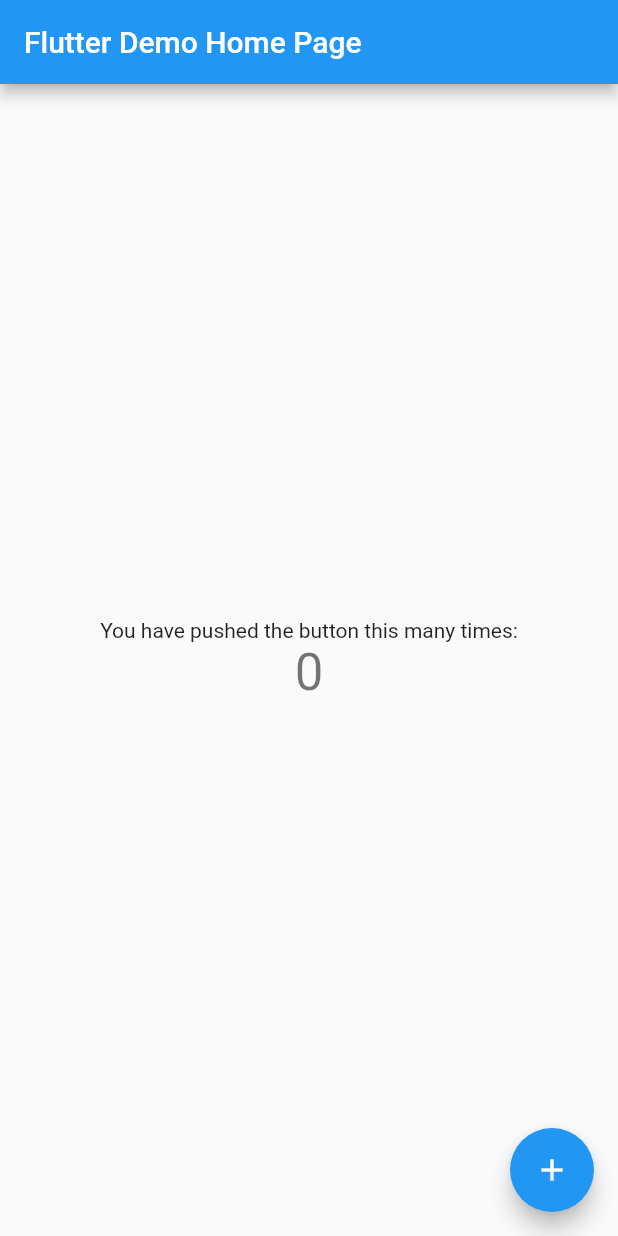
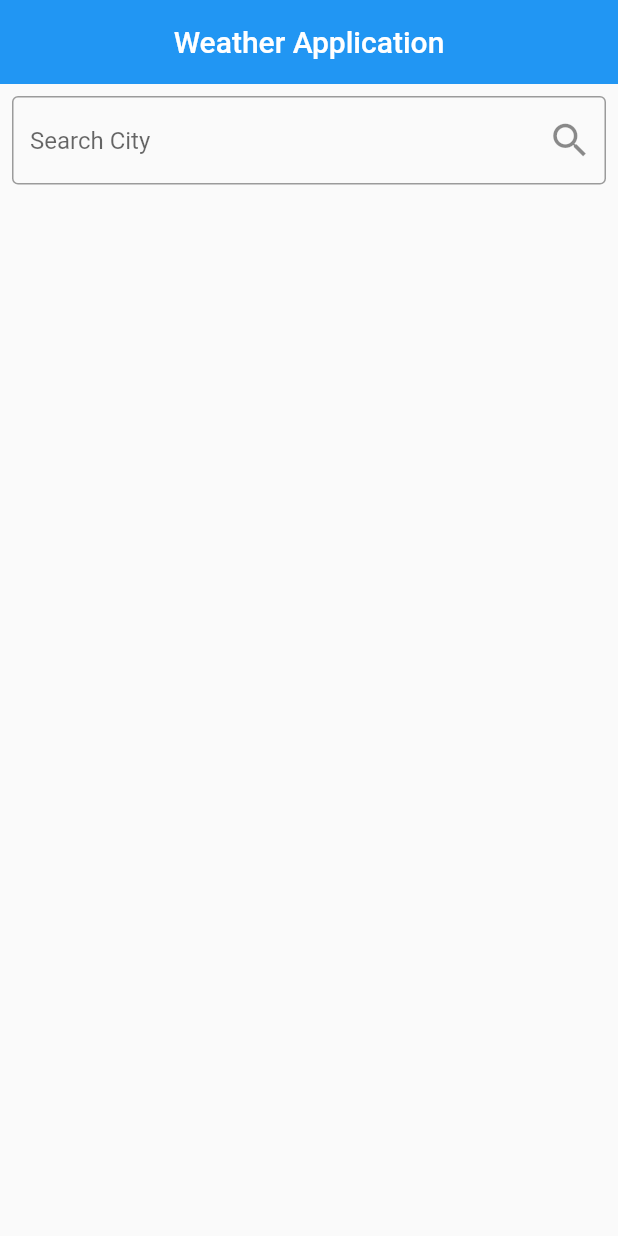
Before and after one commit to pyae-phyoe-naing/weather_app, a Flutter app: the screen it shows after launch, on a phone screen of 412 x 824 dp. Run offline on Flutter 3.47's test engine with Material 2 defaults, Android fonts, the phone set to English and light mode, and no system bars; our stand-ins replace bloc, dio, flutter_bloc, retrofit; generated files the repository leaves out were written again.

Commit message:
city search ui

```diff
--- a/lib/main.dart
+++ b/lib/main.dart
@@ -1,4 +1,5 @@
 import 'package:flutter/material.dart';
+import 'package:weather_app/screen/search_city/search_city_screen.dart';
 
 void main() {
   runApp(const MyApp());
@@ -7,109 +8,8 @@ void main() {
 class MyApp extends StatelessWidget {
   const MyApp({Key? key}) : super(key: key);
 
-  // This widget is the root of your application.
   @override
   Widget build(BuildContext context) {
-    return MaterialApp(
-      title: 'Flutter Demo',
-      theme: ThemeData(
-        // This is the theme of your application.
-        //
-        // Try running your application with "flutter run". You'll see the
-        // application has a blue toolbar. Then, without quitting the app, try
-        // changing the primarySwatch below to Colors.green and then invoke
-        // "hot reload" (press "r" in the console where you ran "flutter run",
-        // or simply save your changes to "hot reload" in a Flutter IDE).
-        // Notice that the counter didn't reset back to zero; the application
-        // is not restarted.
-        primarySwatch: Colors.blue,
-      ),
-      home: const MyHomePage(title: 'Flutter Demo Home Page'),
-    );
+    return const MaterialApp(home: SearchCityScreen(),debugShowCheckedModeBanner: false,);
   }
 }
-
-class MyHomePage extends StatefulWidget {
-  const MyHomePage({Key? key, required this.title}) : super(key: key);
-
-  // This widget is the home page of your application. It is stateful, meaning
-  // that it has a State object (defined below) that contains fields that affect
-  // how it looks.
-
-  // This class is the configuration for the state. It holds the values (in this
-  // case the title) provided by the parent (in this case the App widget) and
-  // used by the build method of the State. Fields in a Widget subclass are
-  // always marked "final".
-
-  final String title;
-
-  @override
-  State<MyHomePage> createState() => _MyHomePageState();
-}
-
-class _MyHomePageState extends State<MyHomePage> {
-  int _counter = 0;
-
-  void _incrementCounter() {
-    setState(() {
-      // This call to setState tells the Flutter framework that something has
-      // changed in this State, which causes it to rerun the build method below
-      // so that the display can reflect the updated values. If we changed
-      // _counter without calling setState(), then the build method would not be
-      // called again, and so nothing would appear to happen.
-      _counter++;
-    });
-  }
-
-  @override
-  Widget build(BuildContext context) {
-    // This method is rerun every time setState is called, for instance as done
-    // by the _incrementCounter method above.
-    //
-    // The Flutter framework has been optimized to make rerunning build methods
-    // fast, so that you can just rebuild anything that needs updating rather
-    // than having to individually change instances of widgets.
-    return Scaffold(
-      appBar: AppBar(
-        // Here we take the value from the MyHomePage object that was created by
-        // the App.build method, and use it to set our appbar title.
-        title: Text(widget.title),
-      ),
-      body: Center(
-        // Center is a layout widget. It takes a single child and positions it
-        // in the middle of the parent.
-        child: Column(
-          // Column is also a layout widget. It takes a list of children and
-          // arranges them vertically. By default, it sizes itself to fit its
-          // children horizontally, and tries to be as tall as its parent.
-          //
-          // Invoke "debug painting" (press "p" in the console, choose the
-          // "Toggle Debug Paint" action from the Flutter Inspector in Android
-          // Studio, or the "Toggle Debug Paint" command in Visual Studio Code)
-          // to see the wireframe for each widget.
-          //
-          // Column has various properties to control how it sizes itself and
-          // how it positions its children. Here we use mainAxisAlignment to
-          // center the children vertically; the main axis here is the vertical
-          // axis because Columns are vertical (the cross axis would be
-          // horizontal).
-          mainAxisAlignment: MainAxisAlignment.center,
-          children: <Widget>[
-            const Text(
-              'You have pushed the button this many times:',
-            ),
-            Text(
-              '$_counter',
-              style: Theme.of(context).textTheme.headline4,
-            ),
-          ],
-        ),
-      ),
-      floatingActionButton: FloatingActionButton(
-        onPressed: _incrementCounter,
-        tooltip: 'Increment',
-        child: const Icon(Icons.add),
-      ), // This trailing comma makes auto-formatting nicer for build methods.
-    );
-  }
-}
--- /dev/null
+++ b/lib/screen/search_city/search_city_screen.dart
@@ -0,0 +1,56 @@
+import 'package:flutter/material.dart';
+import 'package:flutter_bloc/flutter_bloc.dart';
+import 'package:weather_app/bloc/search_city_bloc/search_city_bloc.dart';
+import 'package:weather_app/data/model/search_city_model.dart';
+import 'package:weather_app/screen/search_city/widget/city_list_widget.dart';
+import 'package:weather_app/screen/search_city/widget/search_textfield_widget.dart';
+
+class SearchCityScreen extends StatefulWidget {
+  const SearchCityScreen({Key? key}) : super(key: key);
+
+  @override
+  _SearchCityScreenState createState() => _SearchCityScreenState();
+}
+
+class _SearchCityScreenState extends State<SearchCityScreen> {
+  final TextEditingController _searchController = TextEditingController();
+  final SearchCityBloc _searchCityBloc = SearchCityBloc();
+  @override
+  Widget build(BuildContext context) {
+    return BlocProvider(
+      create: (context) => _searchCityBloc,
+      child: Scaffold(
+        appBar: AppBar(
+          title: const Text('Weather Application'),
+          centerTitle: true,
+          elevation: 0,
+        ),
+        body: Column(
+          children: [
+            SearchTextFieldWidget(searchController: _searchController, searchCityBloc: _searchCityBloc),
+            BlocBuilder<SearchCityBloc, SearchCityState>(
+              builder: (context, state) {
+                if (state is SearchCityLoading) {
+                  return const Center(
+                    child: CircularProgressIndicator(),
+                  );
+                } else if (state is SearchCityFail) {
+                  return Text(state.errMsg);
+                } else if (state is SearchCitySuccess) {
+                  List<SearchCityModel> cities = state.cities;
+                  if (cities.isEmpty) {
+                    return const Center(
+                      child: Text('Not Found'),
+                    );
+                  }
+                  return CityListWidget(cities: cities);
+                }
+                return const SizedBox();
+              },
+            )
+          ],
+        ),
+      ),
+    );
+  }
+}
--- /dev/null
+++ b/lib/screen/search_city/widget/city_list_widget.dart
@@ -0,0 +1,29 @@
+import 'package:flutter/material.dart';
+import 'package:weather_app/data/model/search_city_model.dart';
+
+class CityListWidget extends StatelessWidget {
+  const CityListWidget({
+    Key? key,
+    required this.cities,
+  }) : super(key: key);
+
+  final List<SearchCityModel> cities;
+
+  @override
+  Widget build(BuildContext context) {
+    return Expanded(
+      child: Padding(
+        padding: const EdgeInsets.symmetric(horizontal: 5),
+        child: ListView.builder(
+            itemCount: cities.length,
+            itemBuilder: (context, index) {
+              SearchCityModel city = cities[index];
+              return ListTile(
+                title: Text(city.name ?? ''),
+                subtitle: Text(city.country ?? ''),
+              );
+            }),
+      ),
+    );
+  }
+}
--- /dev/null
+++ b/lib/screen/search_city/widget/search_textfield_widget.dart
@@ -0,0 +1,41 @@
+import 'package:flutter/material.dart';
+import 'package:weather_app/bloc/search_city_bloc/search_city_bloc.dart';
+
+class SearchTextFieldWidget extends StatelessWidget {
+  const SearchTextFieldWidget({
+    Key? key,
+    required TextEditingController searchController,
+    required SearchCityBloc searchCityBloc,
+  })  : _searchController = searchController,
+        _searchCityBloc = searchCityBloc,
+        super(key: key);
+
+  final TextEditingController _searchController;
+  final SearchCityBloc _searchCityBloc;
+
+  @override
+  Widget build(BuildContext context) {
+    return Padding(
+      padding: const EdgeInsets.all(8.0),
+      child: TextField(
+        controller: _searchController,
+        decoration: InputDecoration(
+            hintText: 'Search City',
+            suffixIcon: IconButton(
+                onPressed: () {
+                  if (_searchController.text.isEmpty) {
+                    ScaffoldMessenger.of(context).showSnackBar(const SnackBar(
+                        content: Text('Please enter city name !')));
+                  } else {
+                    _searchCityBloc.add(SearchCity(_searchController.text));
+                  }
+                },
+                icon: const Icon(
+                  Icons.search,
+                  size: 30,
+                )),
+            border: const OutlineInputBorder()),
+      ),
+    );
+  }
+}
```
